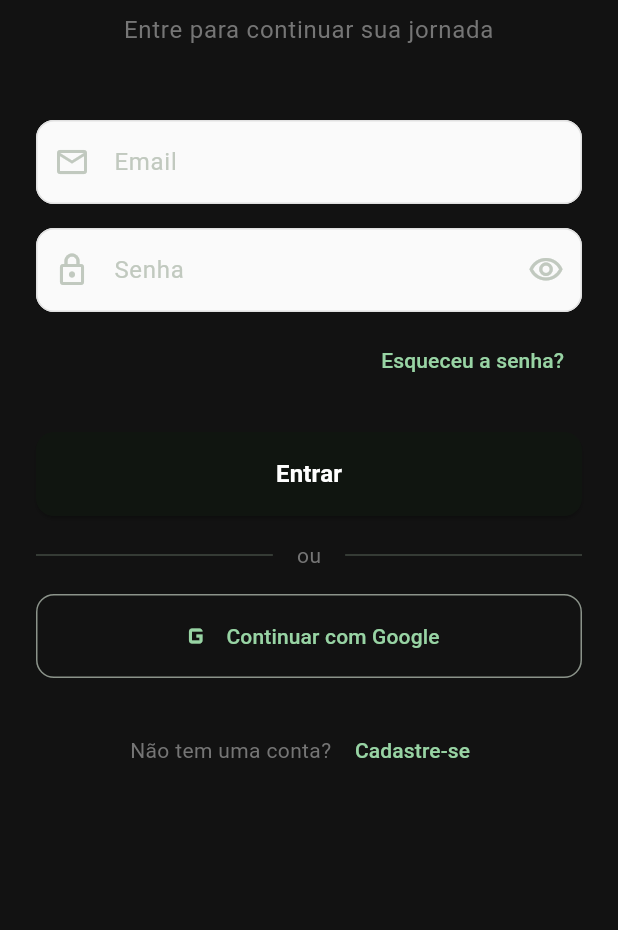
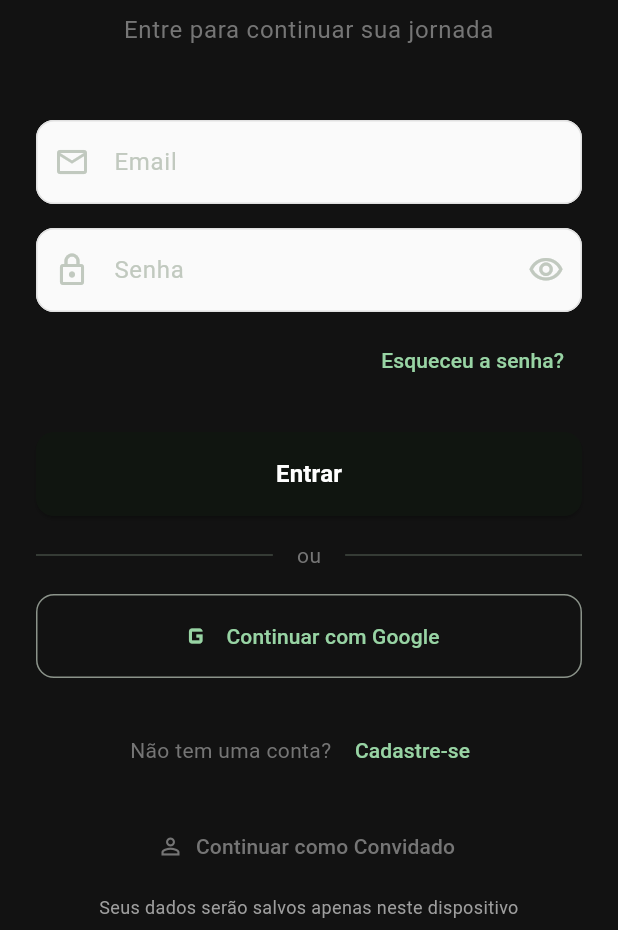
Before and after one commit to loopedsouls/mathquest, a Flutter app: the LoginScreen screen opened directly, on a phone screen of 412 x 824 dp, the part 306-1236 px from its top. Run offline on Flutter 3.47's test engine with Material 3 defaults, Android fonts, the phone set to English and light mode, and no system bars; our stand-ins replace cloud_firestore, firebase_analytics, firebase_auth, firebase_core, firebase_crashlytics, firebase_remote_config and 6 more; missing offline and left inert: firebase_app_check, flutter_math_fork; accounts and stored records are empty; project files that could hold a hidden picture were left out.

Commit message:
feat(auth): add guest mode functionality and update onboarding flow

```diff
--- a/lib/presentation/screens/auth/login_screen.dart
+++ b/lib/presentation/screens/auth/login_screen.dart
@@ -1,4 +1,5 @@
 import 'package:flutter/material.dart';
+import 'package:shared_preferences/shared_preferences.dart';
 import '../../../app/routes.dart';
 import '../../../data/repositories/auth_repository_impl.dart';
 import '../../widgets/common/custom_text_field.dart';
@@ -104,6 +105,15 @@ class _LoginScreenState extends State<LoginScreen> {
         ),
       );
     }
+  }
+
+  Future<void> _continueAsGuest() async {
+    // Save guest mode preference
+    final prefs = await SharedPreferences.getInstance();
+    await prefs.setBool('is_guest', true);
+
+    if (!mounted) return;
+    Navigator.of(context).pushReplacementNamed(AppRoutes.home);
   }
 
   @override
@@ -245,6 +255,28 @@ class _LoginScreenState extends State<LoginScreen> {
                     ),
                   ],
                 ),
+                const SizedBox(height: 16),
+                // Guest mode
+                TextButton.icon(
+                  onPressed: _continueAsGuest,
+                  icon: Icon(
+                    Icons.person_outline,
+                    color: Colors.grey[600],
+                  ),
+                  label: Text(
+                    'Continuar como Convidado',
+                    style: TextStyle(color: Colors.grey[600]),
+                  ),
+                ),
+                const SizedBox(height: 8),
+                Text(
+                  'Seus dados serão salvos apenas neste dispositivo',
+                  textAlign: TextAlign.center,
+                  style: TextStyle(
+                    fontSize: 12,
+                    color: Colors.grey[500],
+                  ),
+                ),
               ],
             ),
           ),
```
Also changed, not shown: lib/main.dart (+34 -17 lines), lib/presentation/screens/onboarding/onboarding_screen.dart (+28 -0 lines), lib/presentation/screens/splash/splash_screen.dart (+7 -0 lines), lib/firebase_options.dart.
